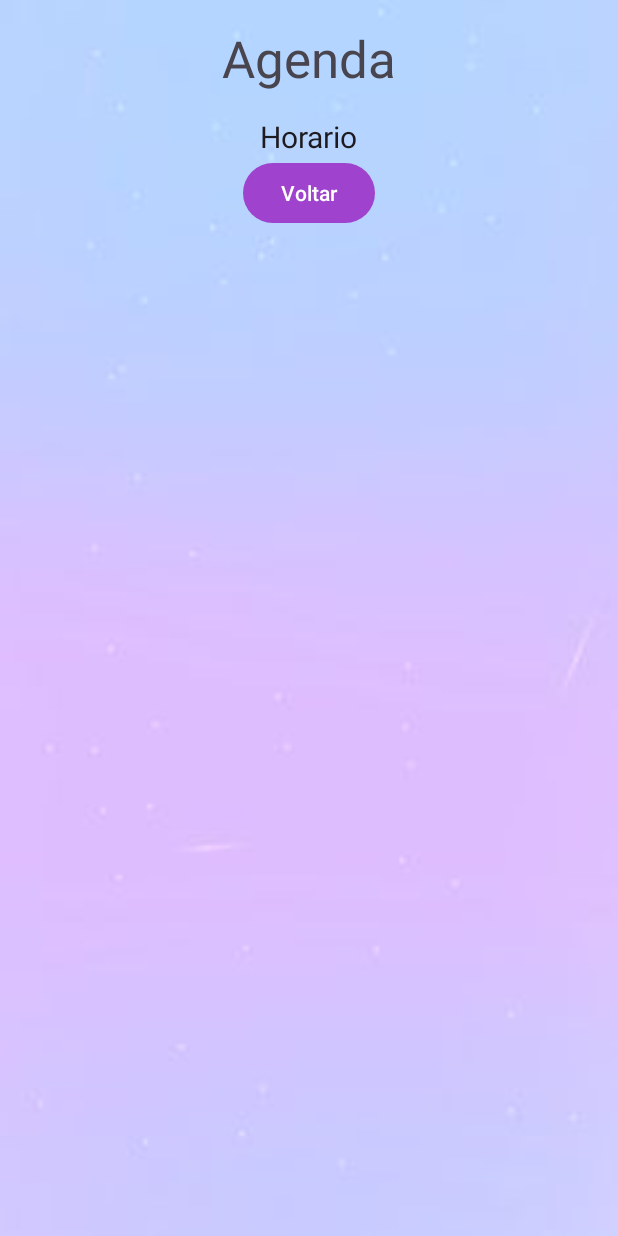
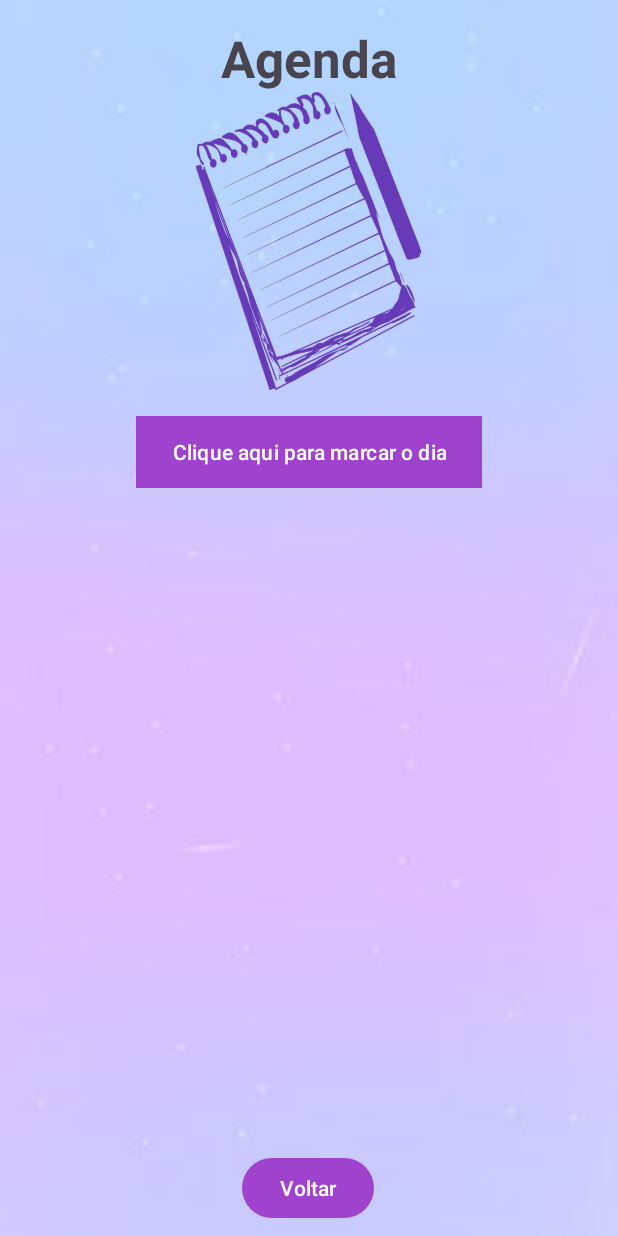
Before and after one commit to Wesley-Neiva/ProjetoApp, an Android app: the Agenda_activity screen opened directly, with no data from a screen before it, on a phone screen of 412 x 824 dp. Run offline under Robolectric (Android 15) with nearby library versions, the phone set to English and light mode, and no system bars.

Commit message:
Feita implementação de data

```diff
--- a/app/src/main/res/layout/activity_agenda.xml
+++ b/app/src/main/res/layout/activity_agenda.xml
@@ -2,8 +2,10 @@
 <androidx.constraintlayout.widget.ConstraintLayout xmlns:android="http://schemas.android.com/apk/res/android"
     xmlns:app="http://schemas.android.com/apk/res-auto"
     xmlns:tools="http://schemas.android.com/tools"
+    android:id="@+id/txtTime"
     android:layout_width="match_parent"
     android:layout_height="match_parent"
+    android:backgroundTint="@color/fundo"
     tools:context=".Agenda_activity">
 
     <TextView
@@ -13,31 +15,58 @@
         android:layout_marginTop="16dp"
         android:text="Agenda"
         android:textSize="34sp"
+        android:textStyle="bold"
         app:layout_constraintEnd_toEndOf="parent"
         app:layout_constraintHorizontal_bias="0.5"
         app:layout_constraintStart_toStartOf="parent"
+
         app:layout_constraintTop_toTopOf="parent" />
-
-    <CheckedTextView
-        android:id="@+id/text_hora"
-        android:layout_width="wrap_content"
-        android:layout_height="wrap_content"
-        android:layout_marginTop="16dp"
-        android:text="Horario"
-        android:textSize="20sp"
-        app:layout_constraintEnd_toEndOf="parent"
-        app:layout_constraintHorizontal_bias="0.5"
-        app:layout_constraintStart_toStartOf="parent"
-        app:layout_constraintTop_toBottomOf="@+id/text_agenda" />
 
     <Button
         android:id="@+id/btn_agenda_voltar"
         android:layout_width="wrap_content"
         android:layout_height="wrap_content"
+        android:layout_marginBottom="8dp"
         android:text="Voltar"
+        app:layout_constraintBottom_toBottomOf="parent"
+        app:layout_constraintEnd_toEndOf="parent"
+        app:layout_constraintHorizontal_bias="0.498"
+        app:layout_constraintStart_toStartOf="parent" />
+
+    <TextView
+        android:id="@+id/tvHoraTexto"
+        android:layout_width="wrap_content"
+        android:layout_height="wrap_content"
+        android:layout_marginStart="28dp"
+        android:layout_marginBottom="164dp"
+        android:text=""
+        android:textSize="24sp"
+        android:textStyle="bold"
+        app:layout_constraintBottom_toBottomOf="parent"
+        app:layout_constraintStart_toStartOf="parent"
+        app:layout_constraintTop_toBottomOf="@+id/btnMarcarDia"
+        app:layout_constraintVertical_bias="0.44" />
+
+    <Button
+        android:id="@+id/btnMarcarDia"
+        android:layout_width="wrap_content"
+        android:layout_height="wrap_content"
+        android:layout_marginTop="16dp"
+        android:background="@color/fundo"
+        android:text="Clique aqui para marcar o dia"
         app:layout_constraintEnd_toEndOf="parent"
         app:layout_constraintHorizontal_bias="0.5"
         app:layout_constraintStart_toStartOf="parent"
-        app:layout_constraintTop_toBottomOf="@+id/text_hora" />
+        app:layout_constraintTop_toBottomOf="@+id/imageView5" />
+
+    <ImageView
+        android:id="@+id/imageView5"
+        android:layout_width="0dp"
+        android:layout_height="200dp"
+        app:layout_constraintEnd_toEndOf="parent"
+        app:layout_constraintHorizontal_bias="0.5"
+        app:layout_constraintStart_toStartOf="parent"
+        app:layout_constraintTop_toBottomOf="@+id/text_agenda"
+        app:srcCompat="@drawable/foto_agenda" />
 
 </androidx.constraintlayout.widget.ConstraintLayout>
```
Also changed, not shown: app/src/main/java/com/wesleyneiva/appmarcela/Agenda_activity.kt (+83 -4 lines), app/src/main/res/layout/activity_exercicois.xml (+17 -18 lines), app/src/main/res/drawable/foto_agenda.png (added), app/src/main/res/drawable/ic_devocional.png (added), app/src/main/res/drawable/ic_exercicios.png (added), app/src/main/res/drawable/ic_idiomas.png (added), app/src/main/res/drawable/igreja_preto.png (added).
